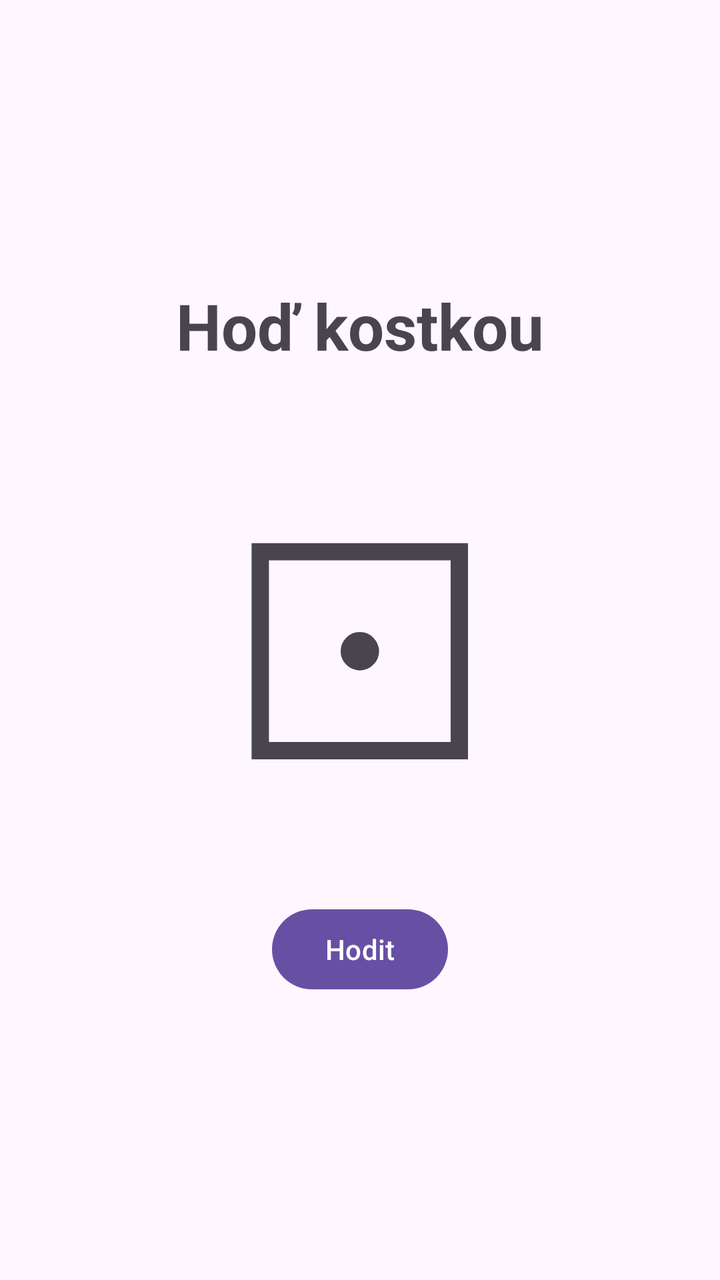
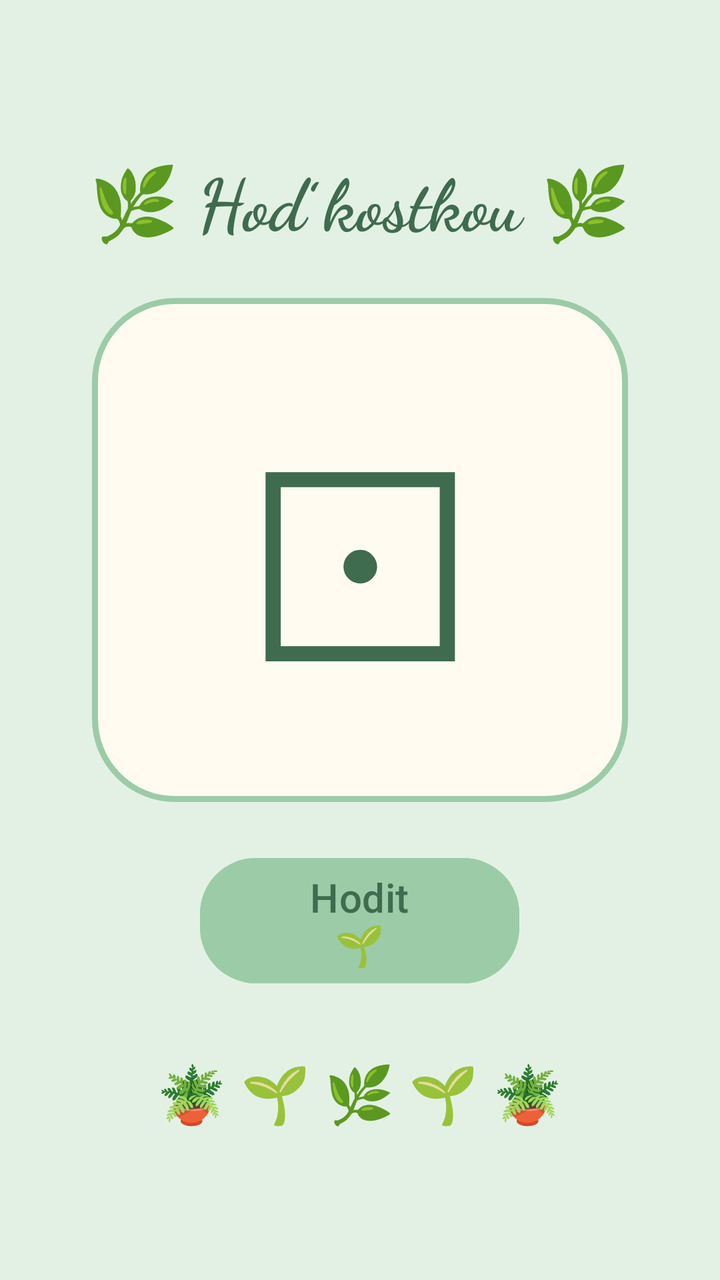

The first picture is an Android layout as it rendered before a commit; the second is the same layout after the commit. The layout source and the unified diff follow.
<!-- AndroidManifest.xml: application theme Theme.DiceXml -->
<!-- res/layout/activity_main.xml -->
<?xml version="1.0" encoding="utf-8"?>
<LinearLayout xmlns:android="http://schemas.android.com/apk/res/android"
    xmlns:tools="http://schemas.android.com/tools"
    android:id="@+id/llMain"
    android:layout_width="match_parent"
    android:layout_height="match_parent"
    android:gravity="center"
    android:orientation="vertical"
    tools:context=".MainActivity">

    
    <TextView
        android:id="@+id/tvTitle"
        android:layout_width="wrap_content"
        android:layout_height="wrap_content"
        android:text="Hoď kostkou"
        android:textSize="32sp"
        android:textStyle="bold" />

    
    <TextView
        android:id="@+id/tvDice"
        android:layout_width="wrap_content"
        android:layout_height="wrap_content"
        android:layout_marginTop="24dp"
        android:layout_marginBottom="24dp"
        android:text="⚀"
        android:textSize="160sp" />

    
    <Button
        android:id="@+id/btnRoll"
        android:layout_width="wrap_content"
        android:layout_height="wrap_content"
        android:text="Hodit" />
</LinearLayout>
<!-- resources referenced by this layout -->
<resources>
  <style name="Theme.DiceXml" parent="Base.Theme.DiceXml" />
  <style name="Base.Theme.DiceXml" parent="Theme.Material3.DayNight.NoActionBar">
          
          
      </style>
</resources>

<!-- the commit's change to res/layout/activity_main.xml (unified diff, before → after) -->
@@ -1,9 +1,11 @@
 <?xml version="1.0" encoding="utf-8"?>
 <LinearLayout xmlns:android="http://schemas.android.com/apk/res/android"
+    xmlns:app="http://schemas.android.com/apk/res-auto"
     xmlns:tools="http://schemas.android.com/tools"
     android:id="@+id/llMain"
     android:layout_width="match_parent"
     android:layout_height="match_parent"
+    android:background="@color/mint_background"
     android:gravity="center"
     android:orientation="vertical"
     tools:context=".MainActivity">
@@ -13,24 +15,58 @@
         android:id="@+id/tvTitle"
         android:layout_width="wrap_content"
         android:layout_height="wrap_content"
-        android:text="Hoď kostkou"
-        android:textSize="32sp"
+        android:fontFamily="cursive"
+        android:text="🌿 Hoď kostkou 🌿"
+        android:textColor="@color/deep_green"
+        android:textSize="36sp"
         android:textStyle="bold" />
 
     
-    <TextView
-        android:id="@+id/tvDice"
+    <LinearLayout
+        android:id="@+id/llDiceCard"
         android:layout_width="wrap_content"
         android:layout_height="wrap_content"
         android:layout_marginTop="24dp"
         android:layout_marginBottom="24dp"
-        android:text="⚀"
-        android:textSize="160sp" />
+        android:background="@drawable/bg_dice_card"
+        android:clipChildren="false"
+        android:gravity="center"
+        android:orientation="vertical"
+        android:paddingHorizontal="24dp"
+        android:paddingVertical="16dp"
+        android:clipToPadding="false">
+
+        
+        <TextView
+            android:id="@+id/tvDice"
+            android:layout_width="220dp"
+            android:layout_height="220dp"
+            android:gravity="center"
+            android:includeFontPadding="false"
+            android:padding="16dp"
+            android:text="⚀"
+            android:textColor="@color/deep_green"
+            android:textSize="140sp" />
+    </LinearLayout>
 
     
     <Button
         android:id="@+id/btnRoll"
         android:layout_width="wrap_content"
         android:layout_height="wrap_content"
-        android:text="Hodit" />
+        android:backgroundTint="@color/button_tint"
+        android:paddingHorizontal="40dp"
+        android:text="Hodit 🌱"
+        android:textColor="@color/deep_green"
+        android:textSize="20sp"
+        app:cornerRadius="28dp" />
+
+    
+    <TextView
+        android:id="@+id/tvPlants"
+        android:layout_width="wrap_content"
+        android:layout_height="wrap_content"
+        android:layout_marginTop="32dp"
+        android:text="🪴 🌱 🌿 🌱 🪴"
+        android:textSize="28sp" />
 </LinearLayout>
<!-- resource entries referenced after the edit -->
@@ -1,6 +1,20 @@
 <!-- resources referenced by this layout -->
 <resources>
+  <color name="deep_green">#3F6B4F</color>
+  <color name="mint_background">#E3F1E4</color>
+  <!-- drawable bg_dice_card (drawable) -->
+  <?xml version="1.0" encoding="utf-8"?>
+  <shape xmlns:android="http://schemas.android.com/apk/res/android"
+      android:shape="rectangle">
+      <solid android:color="@color/cream_card" />
+      <corners android:radius="40dp" />
+      <stroke
+          android:width="3dp"
+          android:color="@color/sage_green" />
+  </shape>
   <style name="Theme.DiceXml" parent="Base.Theme.DiceXml" />
+  <color name="cream_card">#FFFBF0</color>
+  <color name="sage_green">#9CCBA7</color>
   <style name="Base.Theme.DiceXml" parent="Theme.Material3.DayNight.NoActionBar">
           
           
